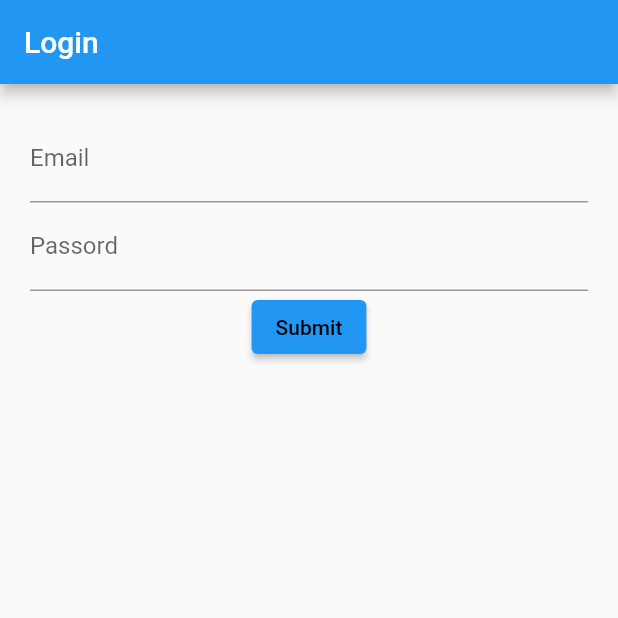
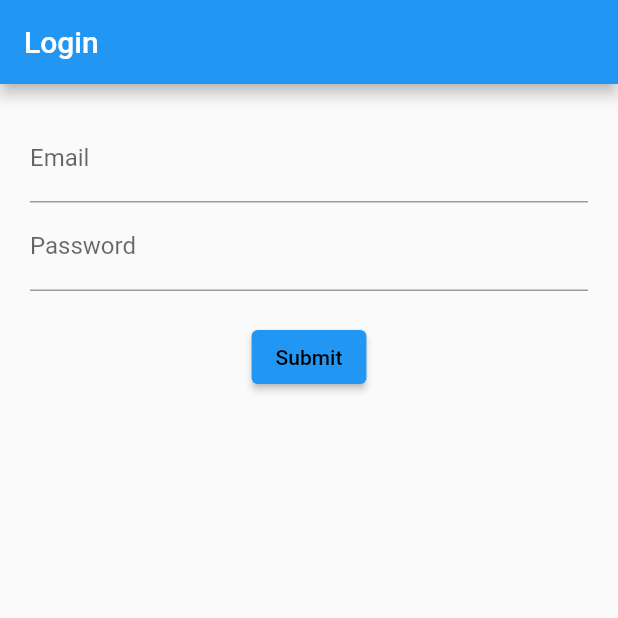
Before and after one commit to dulangakithmini/login-bloc-pattern, a Flutter app: the screen it shows after launch, on a phone screen of 412 x 824 dp, the top half of it. Run offline on Flutter 3.47's test engine with Material 2 defaults, Android fonts, the phone set to English and light mode, and no system bars.

Commit message:
Wrap ElevatedButton with Container and add margin

```diff
--- a/lib/src/screens/login_screen.dart
+++ b/lib/src/screens/login_screen.dart
@@ -9,12 +9,15 @@ class LoginScreen extends StatelessWidget {
         children: [
           emailFiled(),
           passwordField(),
-          ElevatedButton(
-            onPressed: () {},
-            child: Text('Submit'),
-            style: ElevatedButton.styleFrom(
-              onPrimary: Colors.black,
+          Container(
+            child: ElevatedButton(
+              onPressed: () {},
+              child: Text('Submit'),
+              style: ElevatedButton.styleFrom(
+                onPrimary: Colors.black,
+              ),
             ),
+            margin: EdgeInsets.only(top: 20),
           ),
         ],
       ),
@@ -24,7 +27,7 @@ class LoginScreen extends StatelessWidget {
   TextField passwordField() {
     return TextField(
       decoration: InputDecoration(
-        labelText: 'Passord',
+        labelText: 'Password',
       ),
     );
   }
```
